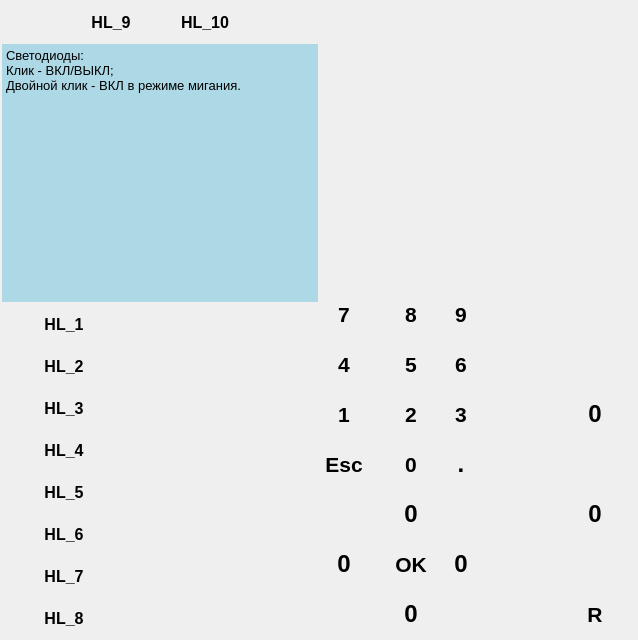
The window that bzuinterface.ui (vlarry/emulator) describes before a commit, drawn with Qt 5.
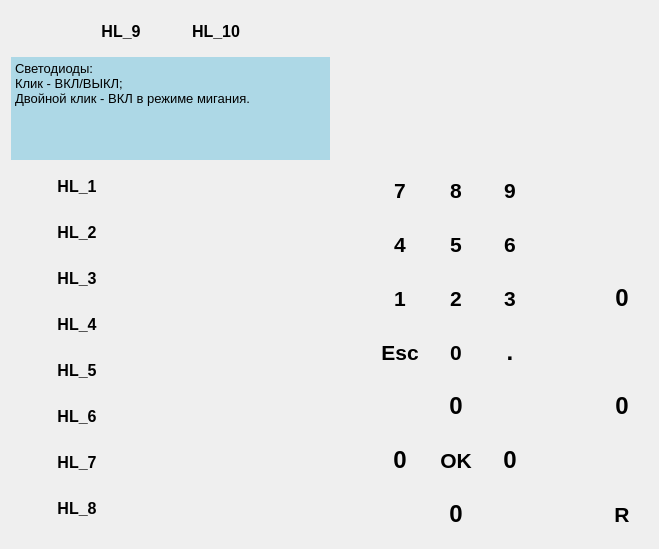
The same window after the commit. Icons and pictures are not drawn. Custom widgets are drawn as their Qt base class.

Commit message: Редактирование интерфейса модуля МИК-01.

```diff
--- a/bzuinterface.ui
+++ b/bzuinterface.ui
@@ -6,8 +6,8 @@
    <rect>
     <x>0</x>
     <y>0</y>
-    <width>638</width>
-    <height>640</height>
+    <width>659</width>
+    <height>549</height>
    </rect>
   </property>
   <property name="windowTitle">
@@ -16,24 +16,9 @@
   <property name="styleSheet">
    <string notr="true">border: 5px</string>
   </property>
-  <layout class="QHBoxLayout" name="horizontalLayout_4">
-   <property name="spacing">
-    <number>2</number>
-   </property>
-   <property name="leftMargin">
-    <number>2</number>
-   </property>
-   <property name="topMargin">
-    <number>2</number>
-   </property>
-   <property name="rightMargin">
-    <number>2</number>
-   </property>
-   <property name="bottomMargin">
-    <number>2</number>
-   </property>
+  <layout class="QVBoxLayout" name="verticalLayout_2">
    <item>
-    <layout class="QVBoxLayout" name="verticalLayout_3">
+    <layout class="QHBoxLayout" name="horizontalLayout_3">
      <item>
       <layout class="QVBoxLayout" name="verticalLayout">
        <item>
@@ -240,6 +225,21 @@
       </layout>
      </item>
      <item>
+      <spacer name="horizontalSpacer_18">
+       <property name="orientation">
+        <enum>Qt::Horizontal</enum>
+       </property>
+       <property name="sizeHint" stdset="0">
+        <size>
+         <width>40</width>
+         <height>20</height>
+        </size>
+       </property>
+      </spacer>
+     </item>
+    </layout>
+   </item>
+   <item>
       <layout class="QHBoxLayout" name="horizontalLayout_2">
        <item>
         <layout class="QFormLayout" name="formLayout">
@@ -684,27 +684,8 @@
          </property>
          <property name="sizeHint" stdset="0">
           <size>
-           <width>40</width>
+         <width>248</width>
            <height>20</height>
-          </size>
-         </property>
-        </spacer>
-       </item>
-      </layout>
-     </item>
-    </layout>
-   </item>
-   <item>
-    <layout class="QVBoxLayout" name="verticalLayout_2">
-     <item>
-      <spacer name="verticalSpacer">
-       <property name="orientation">
-        <enum>Qt::Vertical</enum>
-       </property>
-       <property name="sizeHint" stdset="0">
-        <size>
-         <width>20</width>
-         <height>40</height>
         </size>
        </property>
       </spacer>
```
Lines whose indentation alone changed are shown as unchanged. The commit also changes 1 other file.
